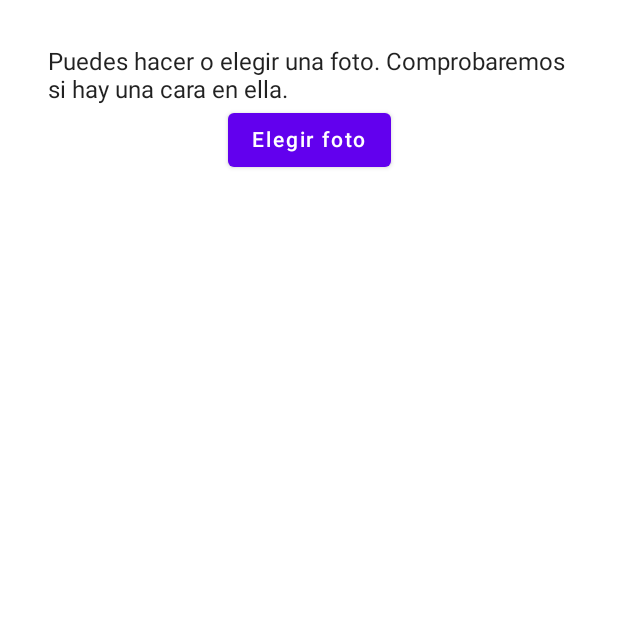
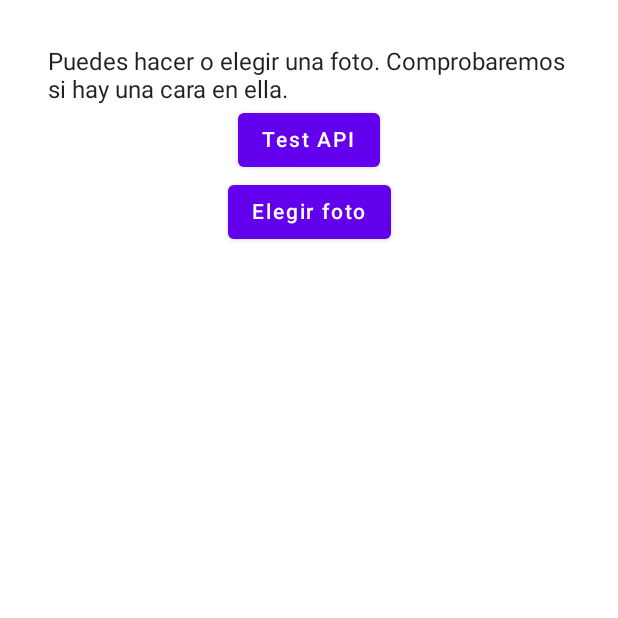
Before and after one commit to TrueFaces/true_faces_android, an Android app built with Jetpack Compose: the screen it shows after launch (MainActivity), on a phone screen of 412 x 824 dp, the top half of it. Run offline under Robolectric (Android 15) with nearby library versions, the phone set to English and light mode, and no system bars.

Commit message:
Connect to the api to test app from deta.spaces

```diff
--- a/app/build.gradle
+++ b/app/build.gradle
@@ -1,6 +1,7 @@
 plugins {
     id 'com.android.application'
     id 'org.jetbrains.kotlin.android'
+    id 'com.google.android.libraries.mapsplatform.secrets-gradle-plugin'
 }
 
 android {
--- a/app/src/main/AndroidManifest.xml
+++ b/app/src/main/AndroidManifest.xml
@@ -2,6 +2,7 @@
 <manifest xmlns:android="http://schemas.android.com/apk/res/android"
     xmlns:tools="http://schemas.android.com/tools">
 
+    <uses-permission android:name="android.permission.INTERNET"/>
     <uses-permission android:name="android.permission.READ_EXTERNAL_STORAGE"/>
     <uses-permission android:name="android.permission.WRITE_EXTERNAL_STORAGE"/>
     <uses-permission android:name="android.permission.CAMERA"/>
@@ -14,6 +15,7 @@
         android:label="@string/app_name"
         android:supportsRtl="true"
         android:theme="@style/Theme.TrueFaces"
+        android:usesCleartextTraffic="true"
         tools:targetApi="31">
         <activity
             android:name=".MainActivity"
--- a/app/src/main/java/com/n1rocket/truefaces/MainActivity.kt
+++ b/app/src/main/java/com/n1rocket/truefaces/MainActivity.kt
@@ -92,6 +92,9 @@ fun MainView(viewModel: MainViewModel = viewModel()) {
                 )
             }
         }
+        Button(onClick = { viewModel.testRepo() }) {
+            Text(text = "Test API")
+        }
         Button(onClick = { launcher.launch("image/*") }) {
             Text(text = "Elegir foto")
         }
--- a/app/src/main/java/com/n1rocket/truefaces/datasources/IRestDataSource.kt
+++ b/app/src/main/java/com/n1rocket/truefaces/datasources/IRestDataSource.kt
@@ -1,5 +1,6 @@
 package com.n1rocket.truefaces.datasources
 
-internal interface IRestDataSource {
+interface IRestDataSource {
+    suspend fun testRepo(): String
     suspend fun uploadImage(name: String, byteArray: ByteArray): String
 }
--- a/app/src/main/java/com/n1rocket/truefaces/datasources/RestDataSource.kt
+++ b/app/src/main/java/com/n1rocket/truefaces/datasources/RestDataSource.kt
@@ -4,11 +4,17 @@ import com.n1rocket.truefaces.api.KtorClient
 import io.ktor.client.features.onUpload
 import io.ktor.client.request.forms.formData
 import io.ktor.client.request.forms.submitFormWithBinaryData
+import io.ktor.client.request.get
+import io.ktor.client.request.host
 import io.ktor.http.Headers
 import io.ktor.http.HttpHeaders
+import io.ktor.http.Url
 
 internal class RestDataSource(private val url: String) : IRestDataSource {
     private val httpClient by lazy { KtorClient.getInstance }
+    override suspend fun testRepo(): String {
+        return httpClient.get(url = Url("https://apifast-2-r0282118.deta.app/"))
+    }
 
     override suspend fun uploadImage(name: String, byteArray: ByteArray): String {
         return httpClient.submitFormWithBinaryData(
--- a/app/src/main/java/com/n1rocket/truefaces/repository/IRepository.kt
+++ b/app/src/main/java/com/n1rocket/truefaces/repository/IRepository.kt
@@ -3,5 +3,6 @@ package com.n1rocket.truefaces.repository
 import com.n1rocket.truefaces.api.ApiResult
 
 internal interface IRepository {
+    suspend fun testRepo(): ApiResult<String>
     suspend fun uploadImage(name: String, byteArray: ByteArray): ApiResult<String>
 }
--- a/build.gradle
+++ b/build.gradle
@@ -1,6 +1,9 @@
 buildscript {
     ext {
         compose_ui_version = '1.3.3'
+    }
+    dependencies {
+        classpath "com.google.android.libraries.mapsplatform.secrets-gradle-plugin:secrets-gradle-plugin:2.0.1"
     }
 }// Top-level build file where you can add configuration options common to all sub-projects/modules.
 plugins {
```
Also changed, not shown: app/src/main/java/com/n1rocket/truefaces/MainViewModel.kt (+18 -2 lines), app/src/main/java/com/n1rocket/truefaces/repository/Repository.kt (+11 -0 lines).
